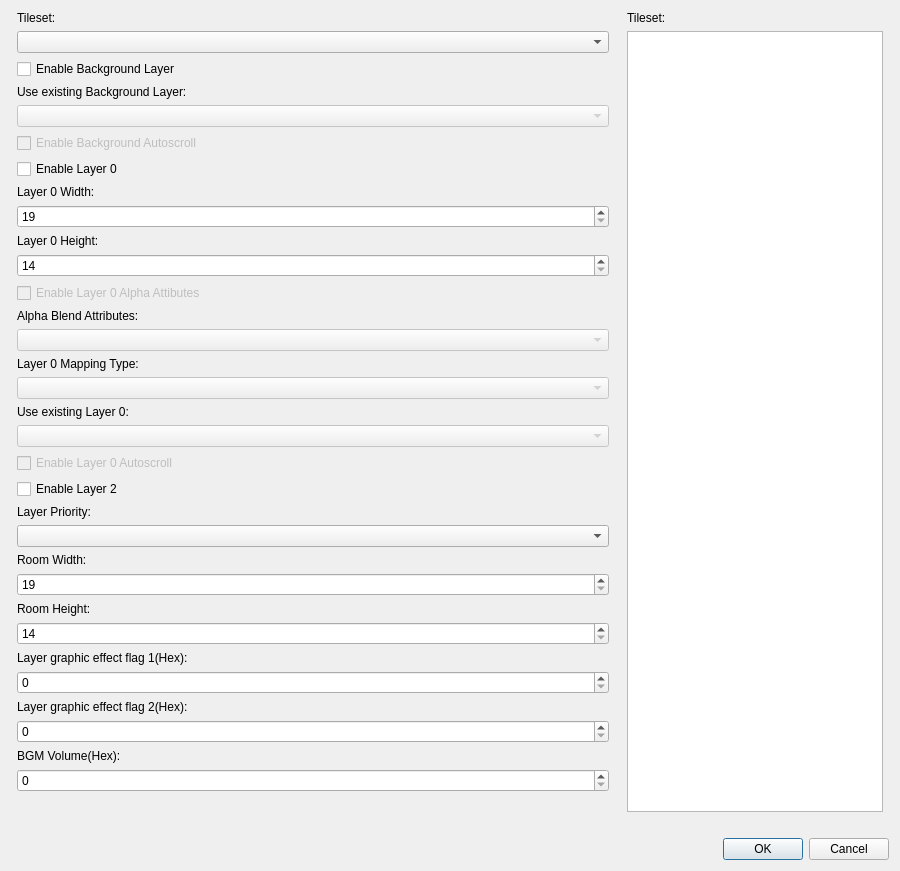
The window that Dialog/RoomConfigDialog.ui (wario-land/WL4Editor) describes before a commit, drawn with Qt 5.
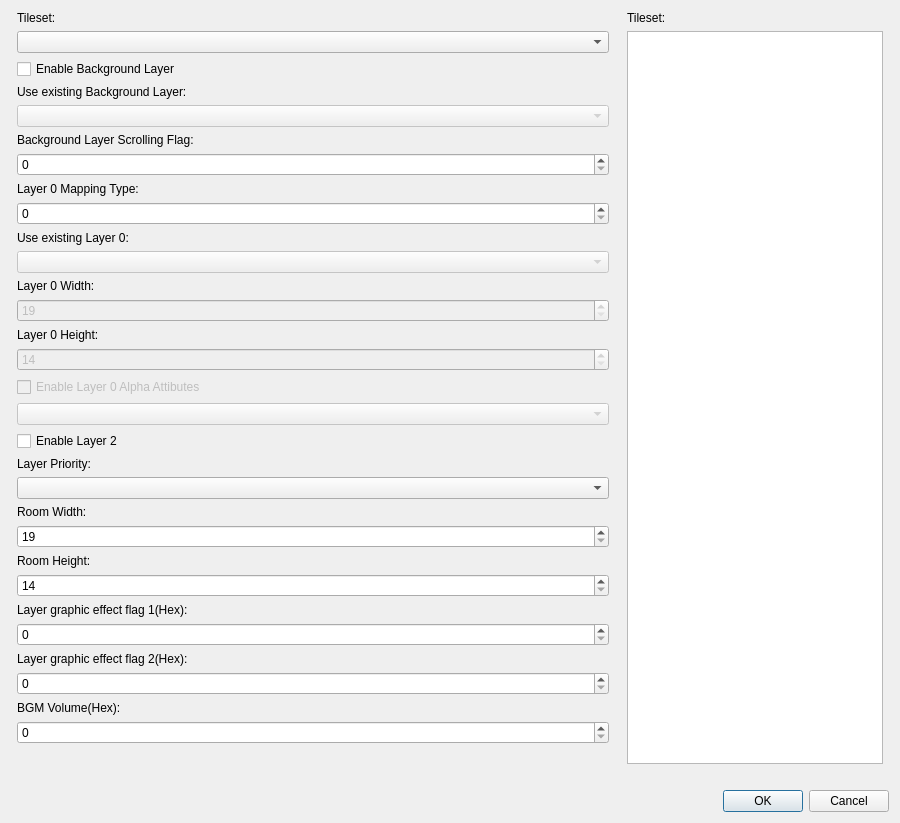
The same window after the commit. Custom widgets are drawn as their Qt base class.

Commit message: reimplementation a part of Room Config Dialog code and add more config options

The edit to the form file:
```diff
--- a/Dialog/RoomConfigDialog.ui
+++ b/Dialog/RoomConfigDialog.ui
@@ -7,7 +7,7 @@
     <x>0</x>
     <y>0</y>
     <width>900</width>
-    <height>794</height>
+    <height>762</height>
    </rect>
   </property>
   <property name="sizePolicy">
@@ -71,22 +71,84 @@
         </widget>
        </item>
        <item>
-        <widget class="QCheckBox" name="CheckBox_BGLayerAutoScroll">
+        <layout class="QHBoxLayout" name="horizontalLayout_3">
+         <item>
+          <widget class="QLabel" name="label_BGLayerScrolling">
+           <property name="text">
+            <string>Background Layer Scrolling Flag:</string>
+           </property>
+          </widget>
+         </item>
+         <item>
+          <widget class="QLabel" name="label_CurBGLayerScrollingType">
+           <property name="text">
+            <string/>
+           </property>
+          </widget>
+         </item>
+        </layout>
+       </item>
+       <item>
+        <widget class="QSpinBox" name="spinBox_BGLayerScrollingFlag">
          <property name="enabled">
-          <bool>false</bool>
+          <bool>true</bool>
          </property>
-         <property name="text">
-          <string>Enable Background Autoscroll</string>
+         <property name="maximum">
+          <number>255</number>
          </property>
+         <property name="displayIntegerBase">
+          <number>16</number>
+         </property>
         </widget>
        </item>
        <item>
-        <widget class="QCheckBox" name="CheckBox_Layer0Enable">
+        <layout class="QHBoxLayout" name="horizontalLayout_2">
+         <item>
+          <widget class="QLabel" name="L0MappingTypeLabel">
+           <property name="toolTip">
+            <string>&lt;html&gt;&lt;head/&gt;&lt;body&gt;&lt;p&gt;&lt;span style=&quot; font-weight:600;&quot;&gt;Layer 0 Mapping Type&lt;/span&gt;&lt;/p&gt;&lt;p&gt;This property is hardly used. It's only used if you're using the Toxic Landfill Tileset with an existing dust foreground.&lt;/p&gt;&lt;/body&gt;&lt;/html&gt;</string>
+           </property>
+           <property name="text">
+            <string>Layer 0 Mapping Type:</string>
+           </property>
+          </widget>
+         </item>
+         <item>
+          <widget class="QLabel" name="label_CurLayer0MappingType">
+           <property name="text">
+            <string/>
+           </property>
+          </widget>
+         </item>
+        </layout>
+       </item>
+       <item>
+        <widget class="QSpinBox" name="spinBox_Layer0MappingType">
+         <property name="enabled">
+          <bool>true</bool>
+         </property>
+         <property name="maximum">
+          <number>255</number>
+         </property>
+         <property name="displayIntegerBase">
+          <number>16</number>
+         </property>
+        </widget>
+       </item>
+       <item>
+        <widget class="QLabel" name="L0Label">
          <property name="toolTip">
           <string>&lt;html&gt;&lt;head/&gt;&lt;body&gt;&lt;p&gt;&lt;span style=&quot; font-weight:600;&quot;&gt;Enable Layer 0&lt;/span&gt;&lt;/p&gt;&lt;p&gt;Layer 0 is the only layer that's able to be used as the front layer for color blending.&lt;/p&gt;&lt;p&gt;This option, if check marked, enables Layer 0.&lt;/p&gt;&lt;/body&gt;&lt;/html&gt;</string>
          </property>
          <property name="text">
-          <string>Enable Layer 0</string>
+          <string>Use existing Layer 0:</string>
+         </property>
+        </widget>
+       </item>
+       <item>
+        <widget class="QComboBox" name="ComboBox_Layer0Picker">
+         <property name="enabled">
+          <bool>false</bool>
          </property>
         </widget>
        </item>
@@ -99,6 +161,9 @@
        </item>
        <item>
         <widget class="QSpinBox" name="spinBox_Layer0Width">
+         <property name="enabled">
+          <bool>false</bool>
+         </property>
          <property name="minimum">
           <number>19</number>
          </property>
@@ -116,6 +181,9 @@
        </item>
        <item>
         <widget class="QSpinBox" name="spinBox_Layer0Height">
+         <property name="enabled">
+          <bool>false</bool>
+         </property>
          <property name="minimum">
           <number>14</number>
          </property>
@@ -137,16 +205,6 @@
          </property>
         </widget>
        </item>
-       <item>
-        <widget class="QLabel" name="alphaBlendingLabel">
-         <property name="toolTip">
-          <string>&lt;html&gt;&lt;head/&gt;&lt;body&gt;&lt;p&gt;&lt;span style=&quot; font-weight:600;&quot;&gt;Alpha Blend Attributes&lt;/span&gt;&lt;/p&gt;&lt;p&gt;See the Helpfile for information.&lt;/p&gt;&lt;/body&gt;&lt;/html&gt;</string>
-         </property>
-         <property name="text">
-          <string>Alpha Blend Attributes:</string>
-         </property>
-        </widget>
-       </item>
        <item>
         <widget class="QComboBox" name="ComboBox_AlphaBlendAttribute">
          <property name="enabled">
@@ -154,50 +212,6 @@
          </property>
         </widget>
        </item>
-       <item>
-        <widget class="QLabel" name="L0MappingTypeLabel">
-         <property name="toolTip">
-          <string>&lt;html&gt;&lt;head/&gt;&lt;body&gt;&lt;p&gt;&lt;span style=&quot; font-weight:600;&quot;&gt;Layer 0 Mapping Type&lt;/span&gt;&lt;/p&gt;&lt;p&gt;This property is hardly used. It's only used if you're using the Toxic Landfill Tileset with an existing dust foreground.&lt;/p&gt;&lt;/body&gt;&lt;/html&gt;</string>
-         </property>
-         <property name="text">
-          <string>Layer 0 Mapping Type:</string>
-         </property>
-        </widget>
-       </item>
-       <item>
-        <widget class="QComboBox" name="ComboBox_Layer0MappingType">
-         <property name="enabled">
-          <bool>false</bool>
-         </property>
-        </widget>
-       </item>
-       <item>
-        <widget class="QLabel" name="L0Label">
-         <property name="toolTip">
-          <string>&lt;html&gt;&lt;head/&gt;&lt;body&gt;&lt;p&gt;&lt;span style=&quot; font-weight:600;&quot;&gt;Use existing Layer 0&lt;/span&gt;&lt;/p&gt;&lt;p&gt;&lt;br/&gt;&lt;/p&gt;&lt;p&gt;Select the foreground layer pointer.&lt;/p&gt;&lt;/body&gt;&lt;/html&gt;</string>
-         </property>
-         <property name="text">
-          <string>Use existing Layer 0:</string>
-         </property>
-        </widget>
-       </item>
-       <item>
-        <widget class="QComboBox" name="ComboBox_Layer0Picker">
-         <property name="enabled">
-          <bool>false</bool>
-         </property>
-        </widget>
-       </item>
-       <item>
-        <widget class="QCheckBox" name="CheckBox_Layer0AutoScroll">
-         <property name="enabled">
-          <bool>false</bool>
-         </property>
-         <property name="text">
-          <string>Enable Layer 0 Autoscroll</string>
-         </property>
-        </widget>
-       </item>
        <item>
         <widget class="QCheckBox" name="CheckBox_Layer2Enable">
          <property name="toolTip">
```
Left out of the diff: 2 changed lines with no effect on the pictures. The commit also changes 5 other files.
